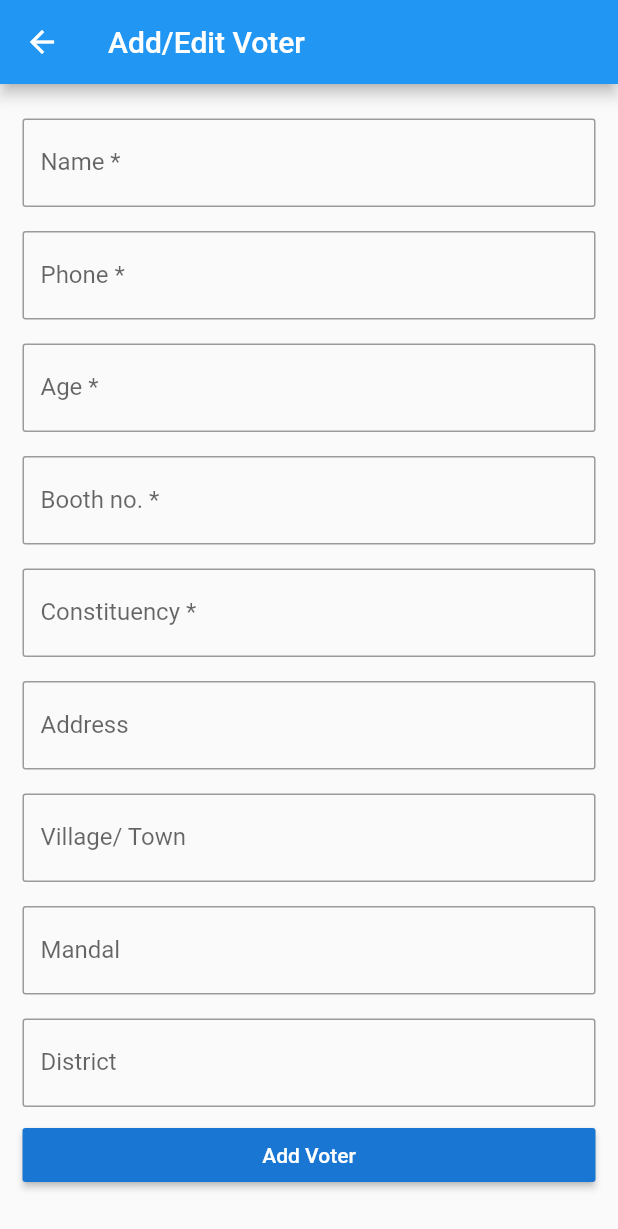
After one commit to Susheelkaram/voter_app, a Flutter app: the screen it shows after launch, after a tap on the "add" icon, on a phone screen of 412 x 824 dp. The commit adds this screen. Shown: the top 1229 px of the screen. Run offline on Flutter 3.47's test engine with Material 2 defaults, Android fonts, the phone set to English and light mode, and no system bars; our stand-ins replace cloud_firestore; accounts and stored records are empty.

Commit message:
Voter editor and voter list UI done

```diff
--- a/lib/main.dart
+++ b/lib/main.dart
@@ -1,5 +1,7 @@
 import 'package:flutter/material.dart';
 import 'package:voter_app/screens/login_screen.dart';
+
+import 'screens/voter_list.dart';
 
 main() => runApp(MyApp());
 
@@ -10,7 +12,7 @@ class MyApp extends StatelessWidget{
     return MaterialApp(
       debugShowCheckedModeBanner: false,
       title: 'My voter',
-      home: LoginScreen(),
+      home: VoterList(),
     );
   }
 }
--- a/lib/models/voter.dart
+++ b/lib/models/voter.dart
@@ -1,5 +1,6 @@
 import 'package:flutter/material.dart';
 import 'package:cloud_firestore/cloud_firestore.dart';
+import 'package:voter_app/utils/Constants.dart';
 
 class Voter {
   String _name;
@@ -16,7 +17,7 @@ class Voter {
 
   Voter.fromMap(Map<String, dynamic> map, {this.reference})
       : _name = map['name'],
-        _phone = map['mobile'],
+        _phone = map['phone'],
         _age = map['age'],
         _address = map['address'],
         _pollingBoothNo = map['polling_booth_no'],
@@ -35,9 +36,9 @@ class Voter {
     _name = value;
   }
 
-  String get mobile => _phone;
+  String get phone => _phone;
 
-  set mobile(String valueint) {
+  set phone(String valueint) {
     _phone = valueint;
   }
 
--- /dev/null
+++ b/lib/screens/voter_editor.dart
@@ -0,0 +1,129 @@
+import 'package:flutter/material.dart';
+
+class VoterEditor extends StatefulWidget {
+  @override
+  State<StatefulWidget> createState() {
+    return VoterEditorState();
+  }
+}
+
+class VoterEditorState extends State<VoterEditor> {
+  var _minPadding = 8.0;
+  var _formKey = GlobalKey<FormState>();
+
+  TextEditingController _nameController = TextEditingController();
+
+  @override
+  Widget build(BuildContext context) {
+    return Scaffold(
+        appBar: AppBar(
+          title: Text('Add/Edit Voter'),
+        ),
+        body: Form(
+          key: _formKey,
+          child: ListView(
+            padding: EdgeInsets.all(15.0),
+            children: <Widget>[
+              Padding(
+                padding: EdgeInsets.only(top: _minPadding, bottom: _minPadding),
+                child: TextFormField(
+                  controller: _nameController,
+                  keyboardType: TextInputType.text,
+                  decoration: _getInputDecoration('Name *', 'Full Name *'),
+                ),
+              ),
+
+              Padding(
+                padding: EdgeInsets.only(top: _minPadding, bottom: _minPadding),
+                child: TextFormField(
+                  controller: _nameController,
+                  keyboardType: TextInputType.number,
+                  decoration: _getInputDecoration('Phone *', 'Phone no. *'),
+                ),
+              ),
+
+              Padding(
+                padding: EdgeInsets.only(top: _minPadding, bottom: _minPadding),
+                child: TextFormField(
+                  controller: _nameController,
+                  keyboardType: TextInputType.number,
+                  decoration: _getInputDecoration('Age *', 'in yrs *'),
+                ),
+              ),
+
+              Padding(
+                padding: EdgeInsets.only(top: _minPadding, bottom: _minPadding),
+                child: TextFormField(
+                  controller: _nameController,
+                  keyboardType: TextInputType.number,
+                  decoration: _getInputDecoration('Booth no. *', 'Polling booth number *'),
+                ),
+              ),
+              Padding(
+                padding: EdgeInsets.only(top: _minPadding, bottom: _minPadding),
+                child: TextFormField(
+                  controller: _nameController,
+                  keyboardType: TextInputType.text,
+                  decoration: _getInputDecoration('Constituency *', 'Assembly constituency *'),
+                ),
+              ),
+              Padding(
+                padding: EdgeInsets.only(top: _minPadding, bottom: _minPadding),
+                child: TextFormField(
+                  controller: _nameController,
+                  keyboardType: TextInputType.text,
+                  decoration: _getInputDecoration('Address', 'H.no & Locality'),
+                ),
+              ),
+              Padding(
+                padding: EdgeInsets.only(top: _minPadding, bottom: _minPadding),
+                child: TextFormField(
+                  controller: _nameController,
+                  keyboardType: TextInputType.text,
+                  decoration: _getInputDecoration('Village/ Town', 'Village/Town'),
+                ),
+              ),
+
+              Padding(
+                padding: EdgeInsets.only(top: _minPadding, bottom: _minPadding),
+                child: TextFormField(
+                  controller: _nameController,
+                  keyboardType: TextInputType.text,
+                  decoration: _getInputDecoration('Mandal', 'Mandal'),
+                ),
+              ),
+              Padding(
+                padding: EdgeInsets.only(top: _minPadding, bottom: _minPadding),
+                child: TextFormField(
+                  controller: _nameController,
+                  keyboardType: TextInputType.text,
+                  decoration: _getInputDecoration('District', 'District'),
+                ),
+              ),
+
+              ButtonTheme(
+                minWidth: double.infinity,
+                child: MaterialButton(
+                  color: Theme.of(context).primaryColorDark,
+                  textColor: Colors.white,
+                  child: Text('Add Voter'),
+                    onPressed: (){
+                      // Add voter logic
+                    }
+                ),
+              ),
+            ],
+          ),
+        ));
+  }
+}
+
+InputDecoration _getInputDecoration(String labelText, String hintText) {
+  return InputDecoration(
+      labelText: labelText,
+      hintText: hintText,
+      border: OutlineInputBorder(
+          borderRadius: BorderRadius.circular(2.0),
+      )
+  );
+}
--- a/lib/screens/voter_list.dart
+++ b/lib/screens/voter_list.dart
@@ -1,8 +1,10 @@
 import 'package:cloud_firestore/cloud_firestore.dart';
 import 'package:flutter/material.dart';
+import 'package:voter_app/models/voter.dart';
+import 'package:voter_app/screens/voter_details.dart';
+import 'package:voter_app/screens/voter_editor.dart';
 
 class VoterList extends StatefulWidget {
-
   @override
   State<StatefulWidget> createState() {
     return VoterListState();
@@ -15,6 +17,12 @@ class VoterListState extends State<VoterList> {
   @override
   Widget build(BuildContext context) {
     return Scaffold(
+      floatingActionButton: FloatingActionButton(
+        child: Icon(Icons.add),
+          onPressed: (){
+              _openVoterEditor(context);
+          }
+      ),
       appBar: AppBar(
         title: Text('My Voters'),
       ),
@@ -22,9 +30,54 @@ class VoterListState extends State<VoterList> {
     );
   }
 
-  Widget _buildBody(BuildContext context){
+  Widget _buildBody(BuildContext context) {
     return StreamBuilder<QuerySnapshot>(
-        builder: (context, sn)
+      stream: Firestore.instance.collection('voters').snapshots(),
+      builder: (context, snapshot) {
+        if (!snapshot.hasData) return LinearProgressIndicator();
+
+        return _buildVoterList(context, snapshot.data.documents);
+      },
     );
   }
+
+  Widget _buildVoterList(BuildContext context, List<DocumentSnapshot> snapshot) {
+    return ListView(
+      padding: const EdgeInsets.only(top: 20.0),
+      children: snapshot.map((data) => _buildVoterListItem(context, data)).toList(),
+    );
+  }
+
+  Widget _buildVoterListItem(BuildContext context, DocumentSnapshot data) {
+    final voter = Voter.fromSnapshot(data);
+
+    return Padding(
+        key: ValueKey(voter.name),
+        padding: const EdgeInsets.symmetric(horizontal: 16.0, vertical: 8.0),
+        child: Container(
+            decoration: BoxDecoration(
+              border: Border.all(color: Colors.grey),
+              borderRadius: BorderRadius.circular(5.0),
+            ),
+            child: ListTile(
+              title: Text('${voter.name} (Age: ${voter.age.toString()})'),
+              subtitle: Text(voter.phone),
+              trailing: Text(voter.pollingBoothNo.toString()),
+              onTap: () {
+                _openVoterDetails(context, voter);
+              },
+            )));
+  }
 }
+
+void _openVoterDetails(BuildContext context, Voter voter){
+  Navigator.push(context, MaterialPageRoute(builder: (BuildContext context){
+    return VoterDetails(voter);
+  }));
+}
+
+void _openVoterEditor(BuildContext context, {Voter voter}){
+  Navigator.push(context, MaterialPageRoute(builder: (BuildContext context){
+    return VoterEditor();
+  }));
+}
--- /dev/null
+++ b/lib/utils/constants.dart
@@ -0,0 +1,2 @@
+class Constants {
+}
```
Also changed, not shown: lib/screens/login_screen.dart (+11 -9 lines), lib/screens/voter_details.dart (added, +83 -0 lines), 3 other files.
